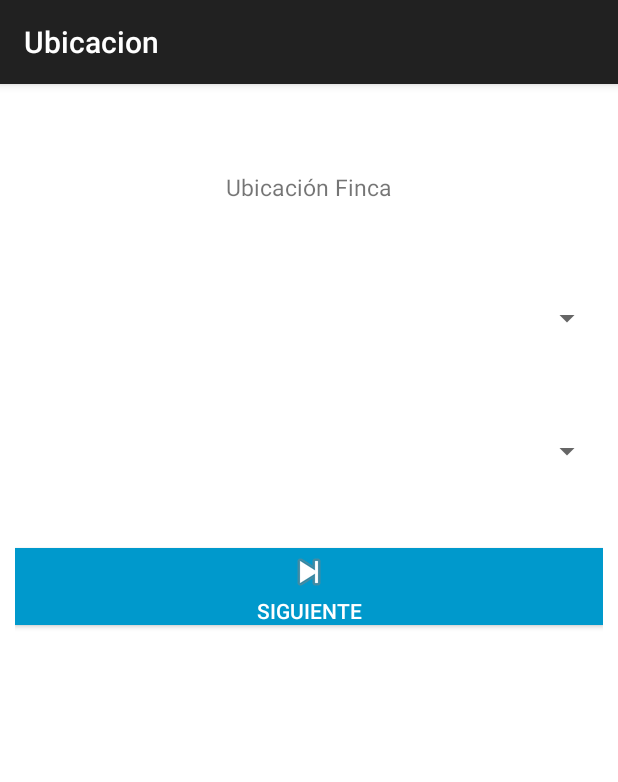
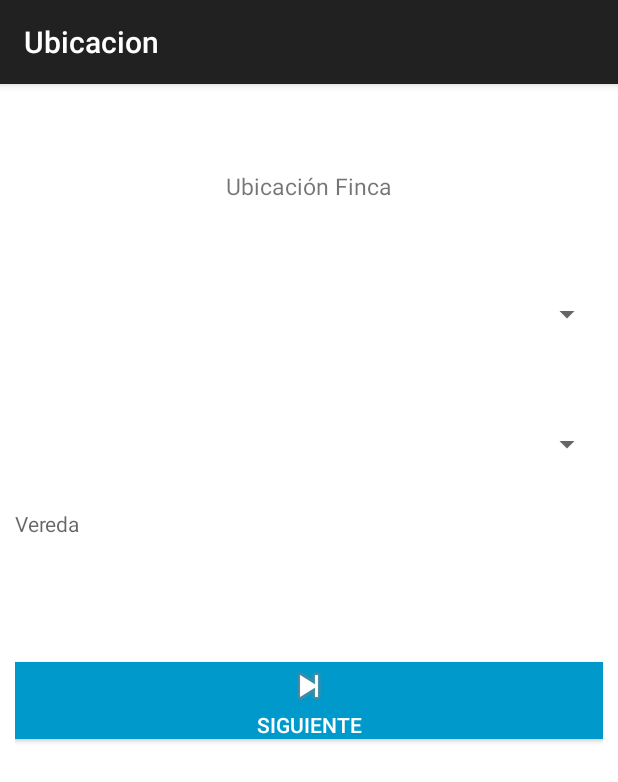
Before and after one commit to WybleTeam/ProcesAgroAndroidFull, an Android app: the Call_Form2Activity screen opened directly, with no data from a screen before it, on a phone screen of 412 x 824 dp. Shown: the top 782 px of the screen. Run offline under Robolectric (Android 15) with nearby library versions, the phone set to English and light mode, and no system bars; 5 statements that could not run were skipped.

Commit message:
ajustes en Campo vereda

```diff
--- a/app/src/main/java/com/wyble/procesagro/CallFinishActivity.java
+++ b/app/src/main/java/com/wyble/procesagro/CallFinishActivity.java
@@ -167,6 +167,7 @@ public class CallFinishActivity extends ActionBarActivity implements View.OnClic
             fields.add(Integer.toString(tramite.getCompra()));
             fields.add(Integer.toString(tramite.getPerdidaDIN()));
             fields.add(tramite.getJustificacion());
+            fields.add(tramite.getVereda());
 
             String complete_string = TRAMITE_URL + join(fields, "/");
             Log.d("//url long", "//url long : "+ complete_string );
--- a/app/src/main/res/layout/activity_call__form2.xml
+++ b/app/src/main/res/layout/activity_call__form2.xml
@@ -73,6 +73,14 @@
             android:layout_marginTop="@dimen/activity_vertical_margin"
             android:hint="Municipio o Vereda" />-->
 
+        <TextView
+            android:layout_width="fill_parent"
+            android:layout_height="wrap_content"
+            android:hint="Vereda"
+            android:id="@+id/vereda"
+            android:layout_weight="0.11"
+            android:inputType="textCapSentences" />
+
         <Button
             android:id="@+id/form2_next"
             android:layout_width="fill_parent"
```
Also changed, not shown: app/src/main/java/com/wyble/procesagro/Call_Form2Activity.java (+7 -3 lines), app/src/main/java/com/wyble/procesagro/models/Tramite.java (+17 -1 lines), 2 other files.
